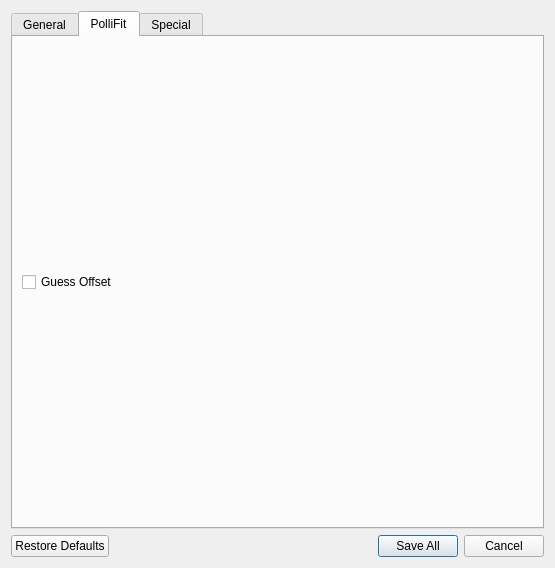
lasersphere/Tilda, file Tilda/Interface/OptionsUi/Ui_Options.ui: the form before one commit.
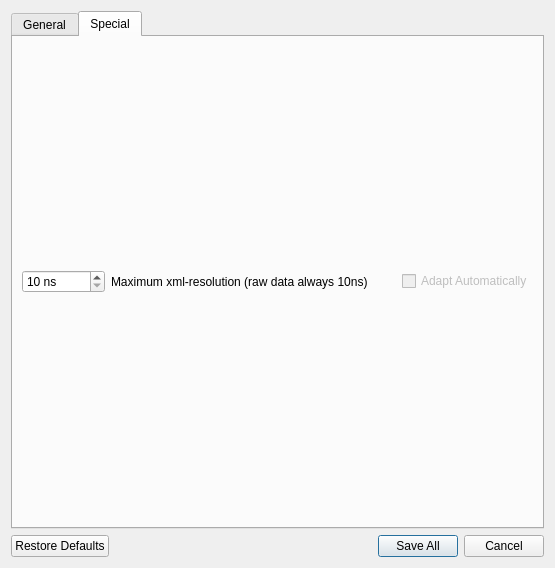
The form after the commit. The open tabs and pages were chosen to show the change.

```diff
--- a/Tilda/Interface/OptionsUi/Ui_Options.ui
+++ b/Tilda/Interface/OptionsUi/Ui_Options.ui
@@ -20,7 +20,7 @@
    <item>
     <widget class="QTabWidget" name="tabWidget">
      <property name="currentIndex">
-      <number>2</number>
+      <number>1</number>
      </property>
      <widget class="QWidget" name="tab_generalSettings">
       <attribute name="title">
@@ -258,32 +258,11 @@
        </item>
       </layout>
      </widget>
-     <widget class="QWidget" name="tab_polliFit">
-      <attribute name="title">
-       <string>PolliFit</string>
-      </attribute>
-      <layout class="QVBoxLayout" name="verticalLayout_6">
-       <item>
-        <widget class="QCheckBox" name="checkBox_guessOffset">
-         <property name="text">
-          <string>Guess Offset</string>
-         </property>
-        </widget>
-       </item>
-      </layout>
-     </widget>
      <widget class="QWidget" name="tab_special">
       <attribute name="title">
        <string>Special</string>
       </attribute>
       <layout class="QVBoxLayout" name="verticalLayout_5">
-       <item>
-        <widget class="QCheckBox" name="checkBox_enableRoc">
-         <property name="text">
-          <string>Enable ROC Analysis Pipeline</string>
-         </property>
-        </widget>
-       </item>
        <item>
         <layout class="QHBoxLayout" name="horizontalLayout">
          <item>
```
